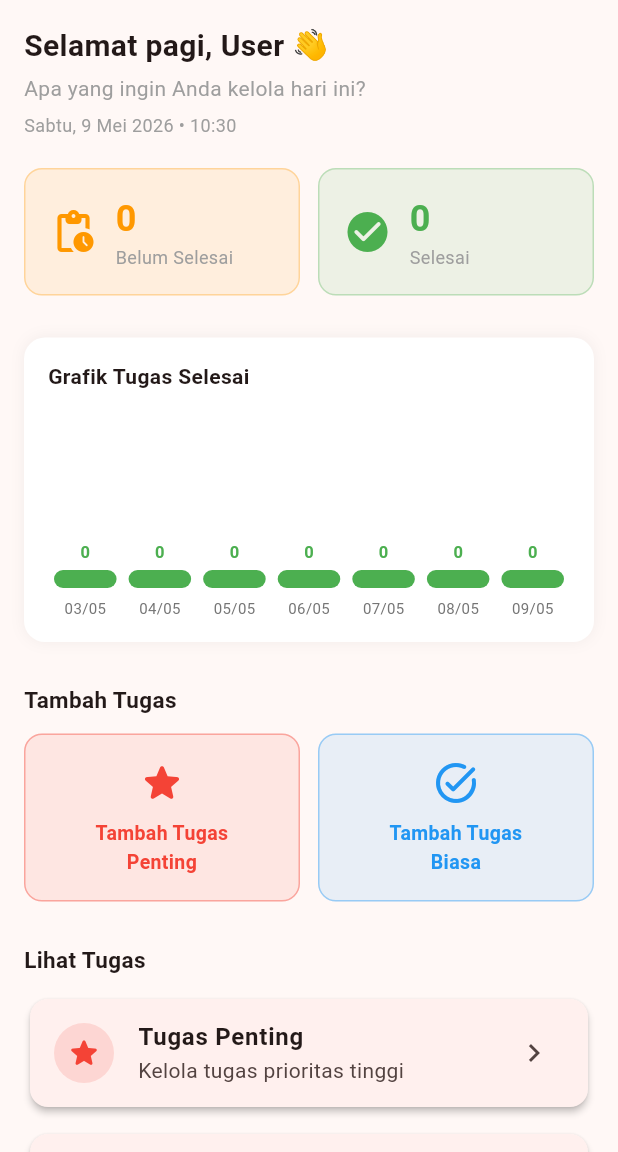
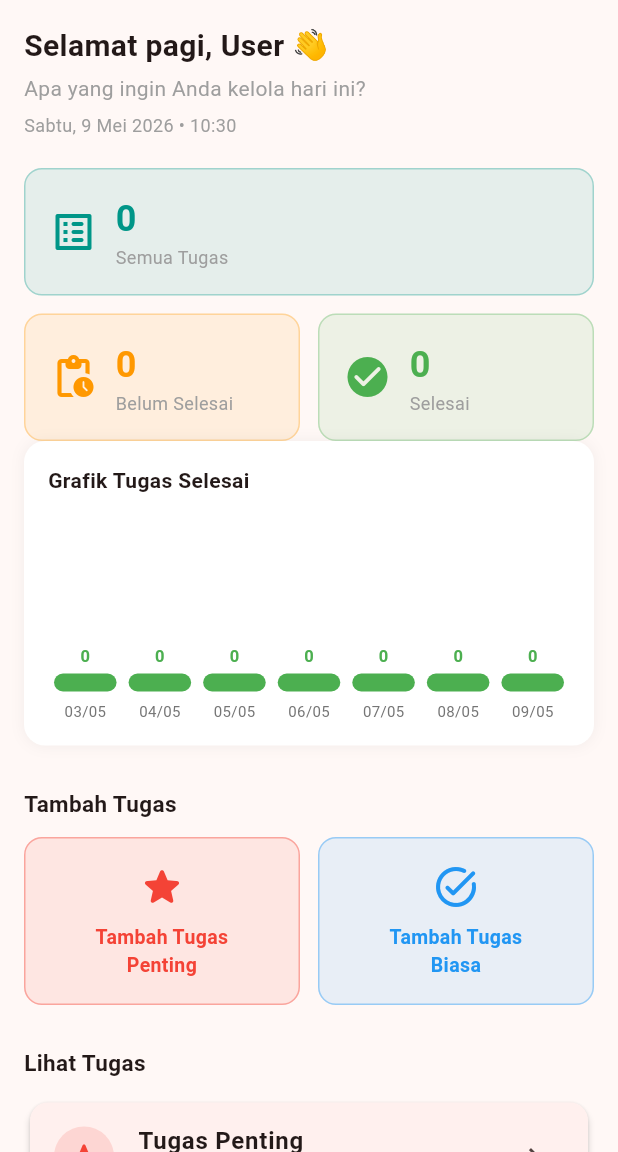
Before and after one commit to amandajasmynee/agenda_nusantara, a Flutter app: the HomePage screen opened by its route, on a phone screen of 412 x 824 dp, the part 84-1236 px from its top. Run offline on Flutter 3.47's test engine with Material 3 defaults, Android fonts, the phone set to English and light mode, and no system bars; our stand-ins replace sqflite; accounts and stored records are empty.

Commit message:
updated total tasks

```diff
--- a/lib/home_page.dart
+++ b/lib/home_page.dart
@@ -11,6 +11,7 @@ class HomePage extends StatefulWidget {
 class _HomePageState extends State<HomePage> {
   int _doneTasks = 0;
   int _undoneTasks = 0;
+  int _totalTasks = 0;
   bool _isLoading = true;
   List<Map<String, dynamic>> _chartData = [];
 
@@ -77,12 +78,14 @@ class _HomePageState extends State<HomePage> {
     final done = await DatabaseHelper.instance.countDoneTasks();
     final undone = await DatabaseHelper.instance.countUndoneTasks();
     final chart = await DatabaseHelper.instance.getCompletedTasksPerDay();
+    final total = done + undone;
 
     if (!mounted) return;
 
     setState(() {
       _doneTasks = done;
       _undoneTasks = undone;
+      _totalTasks = total;
       _chartData = chart;
       _isLoading = false;
     });
@@ -176,7 +179,17 @@ class _HomePageState extends State<HomePage> {
               // Statistik
               _isLoading
                   ? const Center(child: CircularProgressIndicator())
-                  : Row(
+                  : Column(
+                      children: [
+                        _StatCard(
+                          label: 'Semua Tugas',
+                          count: _totalTasks,
+                          color: Colors.teal,
+                          icon: Icons.list_alt_rounded,
+                          onTap: () => _openTaskList(),
+                        ),
+                        const SizedBox(height: 12),
+                        Row(
                           children: [
                             Expanded(
                               child: _StatCard(
@@ -199,7 +212,8 @@ class _HomePageState extends State<HomePage> {
                             ),
                           ],
                         ),
-              const SizedBox(height: 28),
+                      ],
+                    ),
 
               // Grafik
               if (!_isLoading) ...[
```
Lines whose indentation alone changed are shown as unchanged.
